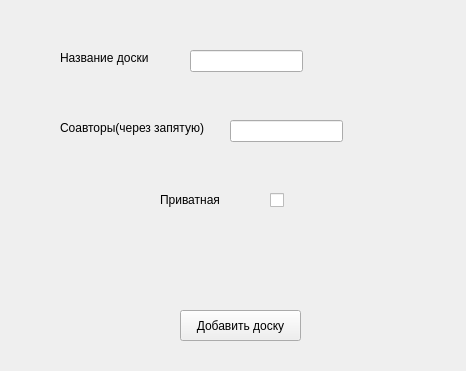
Above: Users_Interfaces/add_table.ui from FREDY129053/Tasks-Table before the change. Below: the same form after it.
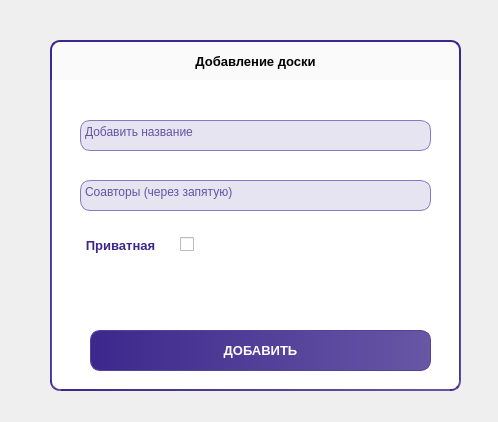
That is the form after the change.

Commit message: Add Table design

The edit to the form file:
```diff
--- a/Users_Interfaces/add_table.ui
+++ b/Users_Interfaces/add_table.ui
@@ -6,8 +6,8 @@
    <rect>
     <x>0</x>
     <y>0</y>
-    <width>466</width>
-    <height>371</height>
+    <width>498</width>
+    <height>422</height>
    </rect>
   </property>
   <property name="windowTitle">
@@ -16,72 +16,222 @@
   <widget class="QLabel" name="label">
    <property name="geometry">
     <rect>
-     <x>60</x>
-     <y>50</y>
-     <width>141</width>
-     <height>16</height>
+     <x>50</x>
+     <y>40</y>
+     <width>411</width>
+     <height>40</height>
     </rect>
    </property>
-   <property name="text">
-    <string>Название доски</string>
+   <property name="layoutDirection">
+    <enum>Qt::LeftToRight</enum>
    </property>
-  </widget>
-  <widget class="QLabel" name="label_2">
-   <property name="geometry">
-    <rect>
-     <x>60</x>
-     <y>120</y>
-     <width>151</width>
-     <height>16</height>
-    </rect>
+   <property name="styleSheet">
+    <string notr="true">background-color: rgb(250, 250, 250);
+border-right: 2px solid #3C288C;
+border-top: 2px solid #3C288C;
+border-left: 2px solid #3C288C;
+font-family: 'Work Sans';
+font-style: normal;
+font-weight: 600;
+font-size: 13px;
+
+line-height: 13px;
+border-top-right-radius: 10px;
+border-top-left-radius: 10px;</string>
    </property>
    <property name="text">
-    <string>Соавторы(через запятую)</string>
+    <string>Добавление доски</string>
    </property>
-  </widget>
-  <widget class="QLabel" name="label_5">
-   <property name="geometry">
-    <rect>
-     <x>160</x>
-     <y>190</y>
-     <width>101</width>
-     <height>20</height>
-    </rect>
+   <property name="alignment">
+    <set>Qt::AlignCenter</set>
    </property>
-   <property name="text">
-    <string>Приватная</string>
-   </property>
   </widget>
-  <widget class="QLineEdit" name="table_name">
+  <widget class="QFrame" name="frame">
    <property name="geometry">
     <rect>
-     <x>190</x>
-     <y>50</y>
-     <width>113</width>
-     <height>22</height>
+     <x>50</x>
+     <y>80</y>
+     <width>411</width>
+     <height>311</height>
     </rect>
    </property>
+   <property name="autoFillBackground">
+    <bool>false</bool>
+   </property>
    <property name="styleSheet">
-    <string notr="true"/>
+    <string notr="true">background: #FFFFFF;
+border-bottom-right-radius: 10px;
+border-bottom-left-radius: 10px;
+border-width: 0px 2px 2px 2px;
+border-style: solid;
+border-color: qlineargradient( x1:0, y1:0, x2:1, y2:0, stop:0 #3C288C, stop:1 #6757A5);</string>
    </property>
-  </widget>
-  <widget class="QLineEdit" name="coauthors">
-   <property name="geometry">
-    <rect>
-     <x>230</x>
-     <y>120</y>
-     <width>113</width>
-     <height>22</height>
-    </rect>
+   <property name="frameShape">
+    <enum>QFrame::StyledPanel</enum>
    </property>
+   <property name="frameShadow">
+    <enum>QFrame::Raised</enum>
+   </property>
+   <widget class="QLabel" name="status_2">
+    <property name="geometry">
+     <rect>
+      <x>40</x>
+      <y>250</y>
+      <width>341</width>
+      <height>31</height>
+     </rect>
+    </property>
+    <property name="styleSheet">
+     <string notr="true">font-family: 'Work Sans';
+font-style: normal;
+font-weight: 400;
+font-size: 11px;
+line-height: 13px;
+
+border: none;
+
+color: #B1343C;
+background-color: #fff;
+
+border-color: 0;</string>
+    </property>
+    <property name="text">
+     <string/>
+    </property>
+    <property name="alignment">
+     <set>Qt::AlignCenter</set>
+    </property>
+   </widget>
+   <widget class="QPushButton" name="add_table_btn">
+    <property name="geometry">
+     <rect>
+      <x>40</x>
+      <y>250</y>
+      <width>341</width>
+      <height>41</height>
+     </rect>
+    </property>
+    <property name="styleSheet">
+     <string notr="true">QPushButton{
+	background-color: qlineargradient( x1:0, y1:0, x2:1, y2:0, stop:0 #3C288C, stop:1 #6757A5);
+	border: 1px solid #55439B;
+	border-radius: 10px;
+
+	font-family: 'Work Sans';
+	font-style: normal;
+	font-weight: 700;
+	font-size: 13px;
+	line-height: 13px;
+
+	color: #FFFFFF;
+	transition: background-color 0.3s linear;
+}
+
+QPushButton:hover{
+	background-color: qlineargradient( x1:0, y1:0, x2:1, y2:0, stop:0 #6452AE, stop:1 #8678BE);
+	
+}
+
+</string>
+    </property>
+    <property name="text">
+     <string>ДОБАВИТЬ</string>
+    </property>
+   </widget>
+   <widget class="QTextEdit" name="table_name">
+    <property name="geometry">
+     <rect>
+      <x>30</x>
+      <y>40</y>
+      <width>351</width>
+      <height>31</height>
+     </rect>
+    </property>
+    <property name="styleSheet">
+     <string notr="true">QTextEdit{
+	background: #E6E4F0;
+	border: 1px solid #8777C5;
+	box-shadow: 0px 1.23485px 12px rgba(0, 0, 0, 0.25);
+	border-radius: 10px;
+
+	font-family: 'Work Sans';
+font-style: normal;
+font-weight: 600;
+font-size: 13px;
+line-height: 13px;
+
+
+color: #6353A3;
+}
+
+QTextEdit:focus {
+	border: 1px solid #55439B;
+	background: #F3F2FA;
+}
+
+::placeholder {
+ color: red;
+}</string>
+    </property>
+    <property name="html">
+     <string>&lt;!DOCTYPE HTML PUBLIC &quot;-//W3C//DTD HTML 4.0//EN&quot; &quot;http://www.w3.org/TR/REC-html40/strict.dtd&quot;&gt;
+&lt;html&gt;&lt;head&gt;&lt;meta name=&quot;qrichtext&quot; content=&quot;1&quot; /&gt;&lt;meta charset=&quot;utf-8&quot; /&gt;&lt;style type=&quot;text/css&quot;&gt;
+p, li { white-space: pre-wrap; }
+&lt;/style&gt;&lt;/head&gt;&lt;body style=&quot; font-family:'Work Sans'; font-size:13px; font-weight:600; font-style:normal;&quot;&gt;
+&lt;p style=&quot; margin-top:0px; margin-bottom:0px; margin-left:0px; margin-right:0px; -qt-block-indent:0; text-indent:0px;&quot;&gt;&lt;span style=&quot; font-family:'Segoe UI'; font-size:9pt; font-weight:400;&quot;&gt;Добавить название&lt;/span&gt;&lt;/p&gt;&lt;/body&gt;&lt;/html&gt;</string>
+    </property>
+   </widget>
+   <widget class="QTextEdit" name="coauthors">
+    <property name="geometry">
+     <rect>
+      <x>30</x>
+      <y>100</y>
+      <width>351</width>
+      <height>31</height>
+     </rect>
+    </property>
+    <property name="styleSheet">
+     <string notr="true">QTextEdit{
+	background: #E6E4F0;
+	border: 1px solid #8777C5;
+	box-shadow: 0px 1.23485px 12px rgba(0, 0, 0, 0.25);
+	border-radius: 10px;
+
+	font-family: 'Work Sans';
+font-style: normal;
+font-weight: 600;
+font-size: 13px;
+line-height: 13px;
+
+
+color: #6353A3;
+}
+
+QTextEdit:focus {
+	border: 1px solid #55439B;
+	background: #F3F2FA;
+}
+
+::placeholder {
+ color: red;
+}</string>
+    </property>
+    <property name="html">
+     <string>&lt;!DOCTYPE HTML PUBLIC &quot;-//W3C//DTD HTML 4.0//EN&quot; &quot;http://www.w3.org/TR/REC-html40/strict.dtd&quot;&gt;
+&lt;html&gt;&lt;head&gt;&lt;meta name=&quot;qrichtext&quot; content=&quot;1&quot; /&gt;&lt;meta charset=&quot;utf-8&quot; /&gt;&lt;style type=&quot;text/css&quot;&gt;
+p, li { white-space: pre-wrap; }
+&lt;/style&gt;&lt;/head&gt;&lt;body style=&quot; font-family:'Work Sans'; font-size:13px; font-weight:600; font-style:normal;&quot;&gt;
+&lt;p style=&quot; margin-top:0px; margin-bottom:0px; margin-left:0px; margin-right:0px; -qt-block-indent:0; text-indent:0px;&quot;&gt;&lt;span style=&quot; font-family:'Segoe UI'; font-size:9pt; font-weight:400;&quot;&gt;Соавторы (через запятую)&lt;/span&gt;&lt;/p&gt;&lt;/body&gt;&lt;/html&gt;</string>
+    </property>
+   </widget>
   </widget>
   <widget class="QCheckBox" name="table_type">
    <property name="geometry">
     <rect>
-     <x>270</x>
-     <y>190</y>
-     <width>21</width>
-     <height>20</height>
+     <x>180</x>
+     <y>229</y>
+     <width>31</width>
+     <height>31</height>
     </rect>
    </property>
    <property name="cursor">
@@ -94,33 +244,29 @@
     <bool>false</bool>
    </property>
   </widget>
-  <widget class="QPushButton" name="add_table_btn">
+  <widget class="QLabel" name="label_4">
    <property name="geometry">
     <rect>
-     <x>180</x>
-     <y>310</y>
-     <width>121</width>
+     <x>80</x>
+     <y>230</y>
+     <width>81</width>
      <height>31</height>
     </rect>
    </property>
-   <property name="cursor">
-    <cursorShape>ArrowCursor</cursorShape>
+   <property name="styleSheet">
+    <string notr="true">color: #3C288C; 
+font-family: 'Work Sans';
+font-style: normal;
+font-weight: 600;
+font-size: 13px;
+line-height: 13px;
+border: none;</string>
    </property>
    <property name="text">
-    <string>Добавить доску</string>
+    <string>Приватная</string>
    </property>
-  </widget>
-  <widget class="QLabel" name="status">
-   <property name="geometry">
-    <rect>
-     <x>160</x>
-     <y>255</y>
-     <width>171</width>
-     <height>31</height>
-    </rect>
-   </property>
-   <property name="text">
-    <string/>
+   <property name="alignment">
+    <set>Qt::AlignCenter</set>
    </property>
   </widget>
  </widget>
```
Left out of the diff: 2 changed lines with no effect on the pictures.
